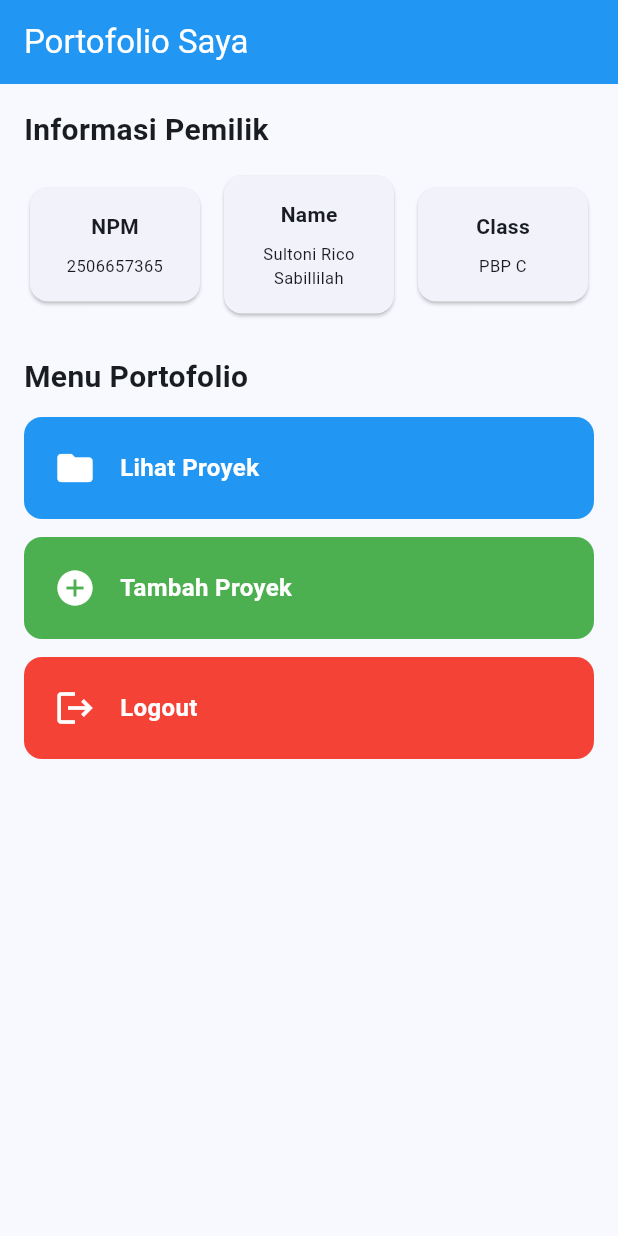
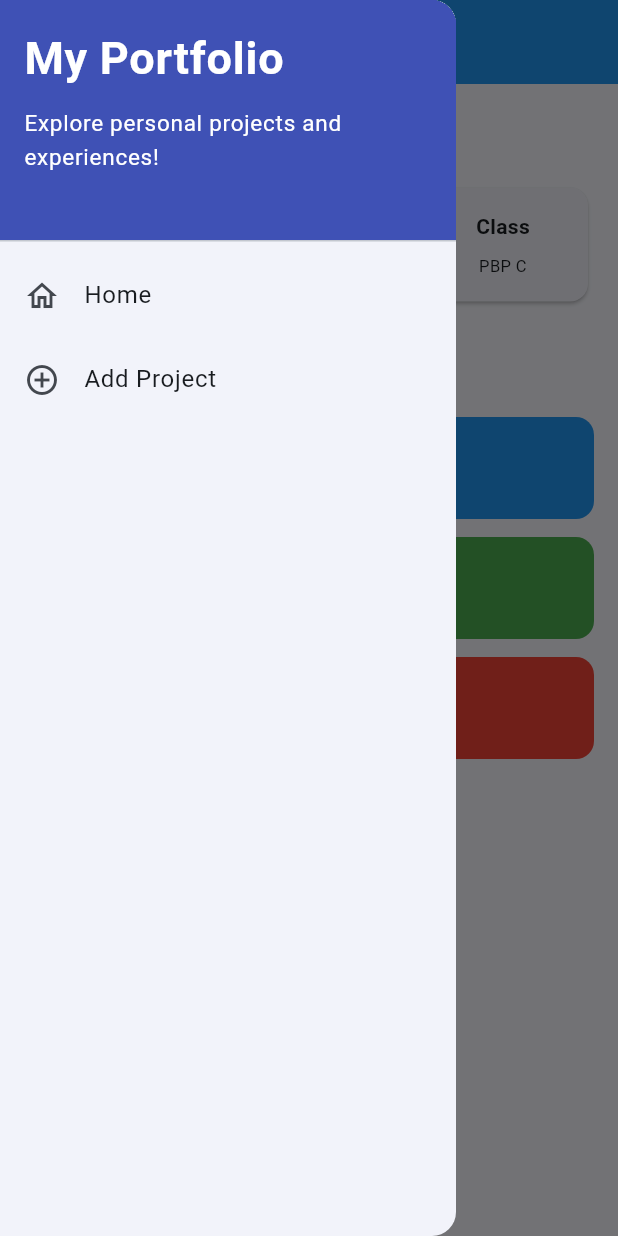
Before and after one commit to gprnrico-beep/myportofolio_mobile, a Flutter app: the screen it shows after launch, with the side drawer open (before the commit the screen has no drawer), on a phone screen of 412 x 824 dp. Run offline on Flutter 3.47's test engine with Material 3 defaults, Android fonts, the phone set to English and light mode, and no system bars; our stand-ins replace material_ui.

Commit message:
feat: implement project form and drawer navigation

```diff
--- a/lib/main.dart
+++ b/lib/main.dart
@@ -1,6 +1,6 @@
 
 import 'package:material_ui/material_ui.dart';
-import 'menu.dart';
+import 'screens/menu.dart';
 
 void main() {
   runApp(const MyApp());
--- a/lib/menu.dart
+++ b/lib/screens/menu.dart
@@ -1,5 +1,7 @@
-
 import 'package:material_ui/material_ui.dart';
+import 'project_form.dart';
+import '../widgets/left_drawer.dart';
+import '../widgets/project_card.dart';
 
 class ItemHomepage {
   final String name;
@@ -26,6 +28,8 @@ class MyHomePage extends StatelessWidget {
         backgroundColor: Colors.blue,
         foregroundColor: Colors.white,
       ),
+      drawer: const LeftDrawer(),
+
       body: SingleChildScrollView(
         padding: const EdgeInsets.all(16),
         child: Column(
@@ -89,6 +93,14 @@ class MyHomePage extends StatelessWidget {
                         ),
                       ),
                     );
+                    if (item.name == 'Tambah Proyek') {
+                      Navigator.push(
+                        context,
+                        MaterialPageRoute(
+                          builder: (context) => const ProjectFormPage(),
+                        ),
+                      );
+                    }
                   },
                 ),
               ),
@@ -139,47 +151,3 @@ class InfoCard extends StatelessWidget {
     );
   }
 }
-
-class ItemCard extends StatelessWidget {
-  final ItemHomepage item;
-  final VoidCallback onTap;
-
-  const ItemCard({
-    super.key,
-    required this.item,
-    required this.onTap,
-  });
-
-  @override
-  Widget build(BuildContext context) {
-    return Material(
-      color: item.color,
-      borderRadius: BorderRadius.circular(12),
-      child: InkWell(
-        onTap: onTap,
-        borderRadius: BorderRadius.circular(12),
-        child: Padding(
-          padding: const EdgeInsets.all(20),
-          child: Row(
-            children: [
-              Icon(
-                item.icon,
-                color: Colors.white,
-                size: 28,
-              ),
-              const SizedBox(width: 16),
-              Text(
-                item.name,
-                style: const TextStyle(
-                  color: Colors.white,
-                  fontSize: 16,
-                  fontWeight: FontWeight.bold,
-                ),
-              ),
-            ],
-          ),
-        ),
-      ),
-    );
-  }
-}
--- /dev/null
+++ b/lib/widgets/left_drawer.dart
@@ -0,0 +1,70 @@
+
+import 'package:material_ui/material_ui.dart';
+import '../screens/menu.dart';
+import '../screens/project_form.dart';
+
+class LeftDrawer extends StatelessWidget {
+  const LeftDrawer({super.key});
+
+  @override
+  Widget build(BuildContext context) {
+    return Drawer(
+      child: ListView(
+        children: [
+          const DrawerHeader(
+            decoration: BoxDecoration(
+              color: Colors.indigo,
+            ),
+            child: Column(
+              crossAxisAlignment: CrossAxisAlignment.start,
+              children: [
+                Text(
+                  'My Portfolio',
+                  style: TextStyle(
+                    fontSize: 30,
+                    fontWeight: FontWeight.bold,
+                    color: Colors.white,
+                  ),
+                ),
+                SizedBox(height: 10),
+                Text(
+                  'Explore personal projects and experiences!',
+                  style: TextStyle(
+                    fontSize: 15,
+                    color: Colors.white,
+                  ),
+                ),
+              ],
+            ),
+          ),
+
+          ListTile(
+            leading: const Icon(Icons.home_outlined),
+            title: const Text('Home'),
+            onTap: () {
+              Navigator.pushReplacement(
+                context,
+                MaterialPageRoute(
+                  builder: (context) => const MyHomePage(),
+                ),
+              );
+            },
+          ),
+
+          ListTile(
+            leading: const Icon(Icons.add_circle_outline),
+            title: const Text('Add Project'),
+            onTap: () {
+              Navigator.push(
+                context,
+                MaterialPageRoute(
+                  builder: (context) => const ProjectFormPage(),
+                ),
+              );
+            },
+          ),
+        ],
+      ),
+    );
+  }
+}
--- /dev/null
+++ b/lib/widgets/project_card.dart
@@ -0,0 +1,47 @@
+
+import 'package:material_ui/material_ui.dart';
+import '../screens/menu.dart';
+
+class ItemCard extends StatelessWidget {
+  final ItemHomepage item;
+  final VoidCallback onTap;
+
+  const ItemCard({
+    super.key,
+    required this.item,
+    required this.onTap,
+  });
+
+  @override
+  Widget build(BuildContext context) {
+    return Material(
+      color: item.color,
+      borderRadius: BorderRadius.circular(12),
+      child: InkWell(
+        onTap: onTap,
+        borderRadius: BorderRadius.circular(12),
+        child: Padding(
+          padding: const EdgeInsets.all(20),
+          child: Row(
+            children: [
+              Icon(
+                item.icon,
+                color: Colors.white,
+                size: 28,
+              ),
+              const SizedBox(width: 16),
+              Text(
+                item.name,
+                style: const TextStyle(
+                  color: Colors.white,
+                  fontSize: 16,
+                  fontWeight: FontWeight.bold,
+                ),
+              ),
+            ],
+          ),
+        ),
+      ),
+    );
+  }
+}
```
Also changed, not shown: lib/screens/project_form.dart (added, +204 -0 lines).
